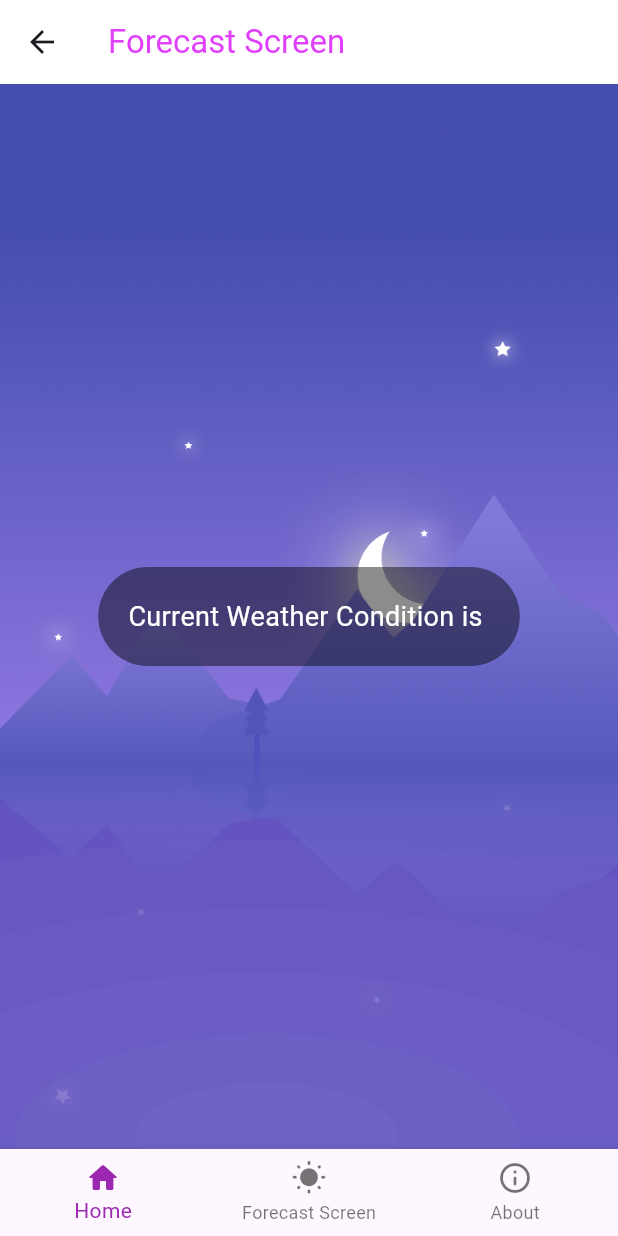
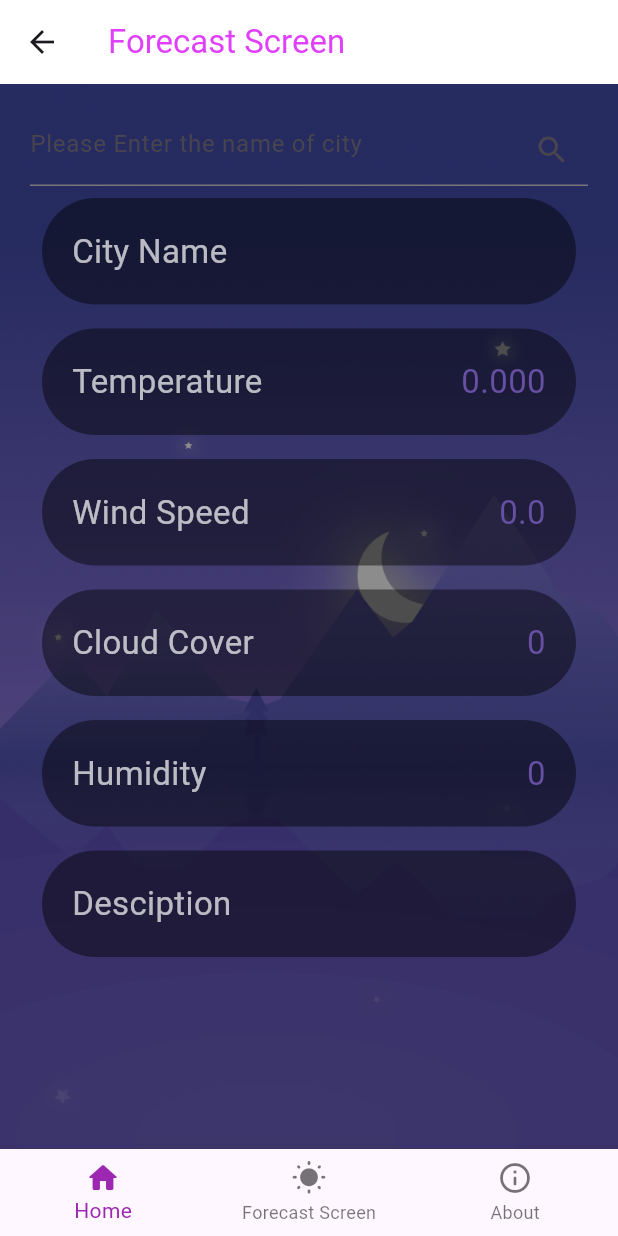
Before and after one commit to Mustafa-Mx/weather_app, a Flutter app: the ForecastScreen screen opened by its route, on a phone screen of 412 x 824 dp. Run offline on Flutter 3.47's test engine with Material 3 defaults, Android fonts, the phone set to English and light mode, and no system bars; network calls fail.

Commit message:
Source 8 implemented

```diff
--- a/lib/screens/forecastscreen.dart
+++ b/lib/screens/forecastscreen.dart
@@ -44,18 +44,55 @@ class _ForecastScreenState extends State<ForecastScreen> {
                   fit: BoxFit.fill)),
           child: Center(
             child: Container(
-                padding: EdgeInsets.all(20),
-                decoration: BoxDecoration(
-                    borderRadius: BorderRadius.all(Radius.circular(44)),
-                    color: Colors.black45),
-                child: Text(
-                  "Current Weather Condition is $weatherInfo",
-                  style: TextStyle(
-                    color: Colors.white,
-                    fontSize: 18,
+              padding: EdgeInsets.all(20),
+              decoration: BoxDecoration(color: Colors.black45),
+              child: Column(
+                children: [
+                  TextField(
+                    decoration: InputDecoration(
+                        hintText: "Please Enter the name of city",
+                        suffixIcon: IconButton(
+                            icon: Icon(Icons.search), onPressed: () {})),
                   ),
-                )),
+                  createAWeatherRow("City Name", weather.cityName),
+                  createAWeatherRow(
+                      "Temperature", weather.temperature.toStringAsFixed(3)),
+                  createAWeatherRow("Wind Speed", weather.windSpeed.toString()),
+                  createAWeatherRow(
+                      "Cloud Cover", weather.cloudCover.toString()),
+                  createAWeatherRow("Humidity", weather.humidity.toString()),
+                  createAWeatherRow("Desciption", weather.description)
+                ],
+              ),
+            ),
           )),
     );
   }
+
+  Widget createAWeatherRow(String key, String value) {
+    return Padding(
+        padding: const EdgeInsets.all(8.0),
+        child: Container(
+          padding: EdgeInsets.all(20),
+          decoration: BoxDecoration(
+              borderRadius: BorderRadius.all(Radius.circular(44)),
+              color: Colors.black45),
+          child: Row(
+            children: [
+              Expanded(
+                  flex: 6,
+                  child: Text(key,
+                      style: TextStyle(fontSize: 22, color: Colors.white70))),
+              Expanded(
+                  flex: 6,
+                  child: Text(
+                    value,
+                    style: TextStyle(
+                        fontSize: 22, color: Theme.of(context).primaryColor),
+                    textAlign: TextAlign.right,
+                  )),
+            ],
+          ),
+        ));
+  }
 }
```
